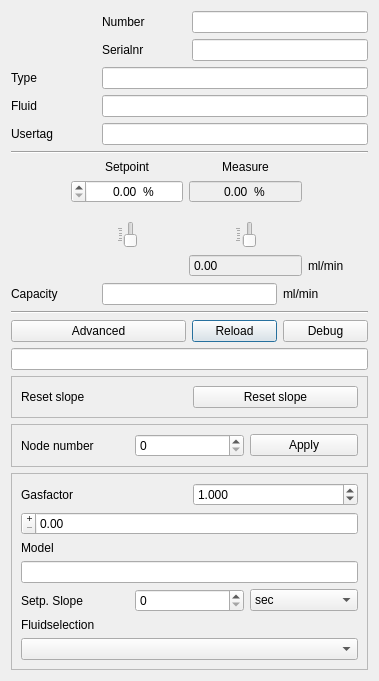
Old version of the form ui/flowchannel.ui in the repository ArJKloek/FlowControl.
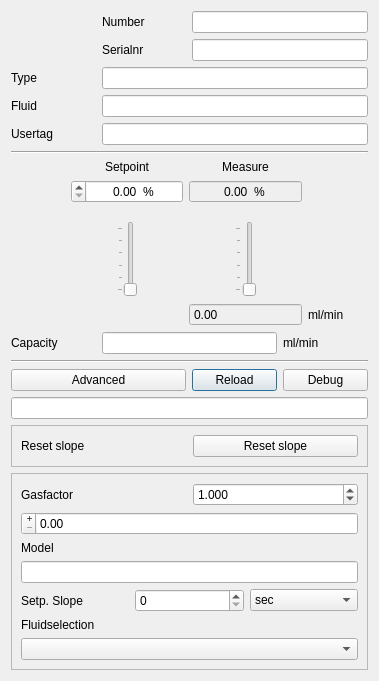
New version of the form.

Commit message: Remove node address editing UI and backend support

```diff
--- a/ui/flowchannel.ui
+++ b/ui/flowchannel.ui
@@ -625,42 +625,6 @@
      </layout>
     </widget>
    </item>
-   <item row="18" column="0" colspan="4">
-    <widget class="QFrame" name="nodeframe">
-     <property name="frameShape">
-      <enum>QFrame::StyledPanel</enum>
-     </property>
-     <property name="frameShadow">
-      <enum>QFrame::Raised</enum>
-     </property>
-     <layout class="QGridLayout" name="gridLayout_9">
-      <item row="0" column="0">
-       <widget class="QLabel" name="lb_node">
-        <property name="text">
-         <string>Node number</string>
-        </property>
-       </widget>
-      </item>
-      <item row="0" column="1">
-       <widget class="QSpinBox" name="sb_node">
-        <property name="maximum">
-         <number>128</number>
-        </property>
-        <property name="value">
-         <number>0</number>
-        </property>
-       </widget>
-      </item>
-      <item row="0" column="2">
-       <widget class="QPushButton" name="pb_node">
-        <property name="text">
-         <string>Apply</string>
-        </property>
-       </widget>
-      </item>
-     </layout>
-    </widget>
-   </item>
   </layout>
  </widget>
  <resources>
```
Left out of the diff: 2 changed lines with no effect on the pictures. The commit also changes 2 other files.
